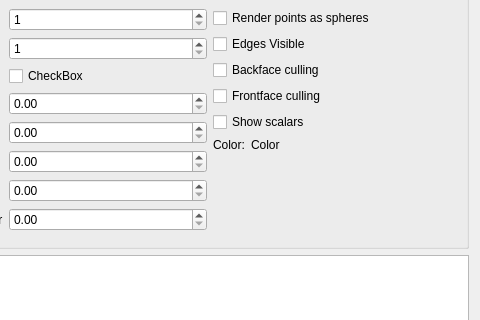
The window that forms/objectpropertiesdlg.ui (RasmusRPaulsen/Sumatra) describes before a commit, drawn with Qt 5; both pictures show x 104 to 584 and y 134 to 454 of the 584 by 557 pixel window.
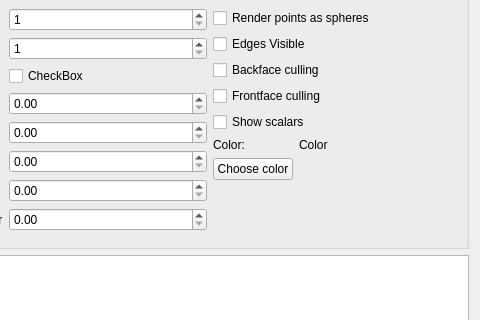
The same window after the commit.

The edit to the form file:
```diff
--- a/forms/objectpropertiesdlg.ui
+++ b/forms/objectpropertiesdlg.ui
@@ -286,6 +286,13 @@
             </property>
            </widget>
           </item>
+          <item row="1" column="0">
+           <widget class="QPushButton" name="ChooseColorBtn">
+            <property name="text">
+             <string>Choose color</string>
+            </property>
+           </widget>
+          </item>
          </layout>
         </item>
        </layout>
```
